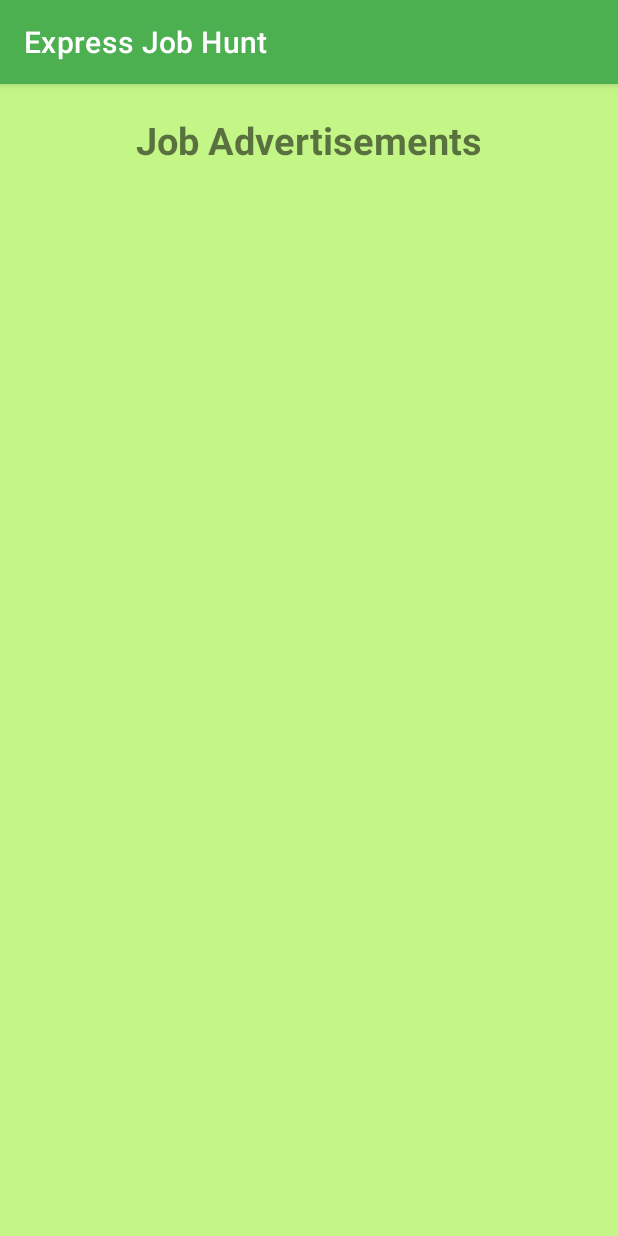
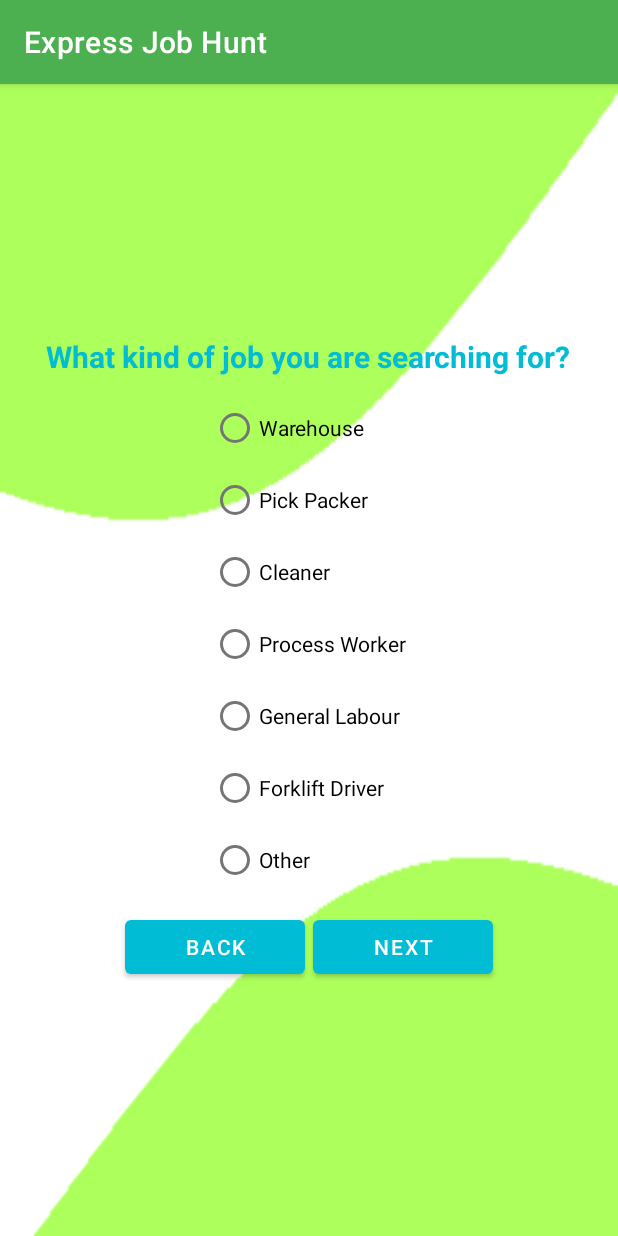
Before and after one commit to MdTalatMahmud/EmployeeHireEmployeePanel, an Android app: the MainActivity screen opened directly, with no data from a screen before it, after a tap on "JOB ADVERTISEMENTS", on a phone screen of 412 x 824 dp. Run offline under Robolectric (Android 15) with nearby library versions, the phone set to English and light mode, and no system bars; our stand-ins replace Firebase (no records; nobody signed in at launch, a user with empty details on screens opened directly).

Commit message:
Job sort out done 8March2021

```diff
--- /dev/null
+++ b/app/src/main/java/au/mgemployeehire/employeehireemployeepanel/JobPositionSelectionActivity.java
@@ -0,0 +1,74 @@
+package au.mgemployeehire.employeehireemployeepanel;
+
+import androidx.appcompat.app.AppCompatActivity;
+
+import android.content.Intent;
+import android.os.Bundle;
+import android.view.View;
+import android.widget.Button;
+import android.widget.RadioButton;
+import android.widget.RadioGroup;
+import android.widget.TextView;
+import android.widget.Toast;
+
+public class JobPositionSelectionActivity extends AppCompatActivity {
+
+    private Button nextButton, backButton;
+    private RadioGroup jobPositionRadioGroup;
+    private RadioButton jobPositionRadioButton;
+    private TextView jobPositionTextView, maleFemaleTextView;
+
+    @Override
+    protected void onCreate(Bundle savedInstanceState) {
+        super.onCreate(savedInstanceState);
+        setContentView(R.layout.activity_job_position_selection);
+
+        jobPositionTextView = findViewById(R.id.jobPositionTextID);
+        maleFemaleTextView = findViewById(R.id.maleFemaleTextID);
+
+        nextButton = findViewById(R.id.JobPositionSelectionNextBtnID);
+        backButton = findViewById(R.id.backJobPositionSelectionPageBtnID);
+
+        jobPositionRadioGroup = findViewById(R.id.jobPositionRadioGroup);
+
+        //getting male/female data
+        Bundle maleFemaleBundle = getIntent().getExtras();
+        if (maleFemaleBundle!=null){
+            String maleFemaleStr = maleFemaleBundle.getString("maleFemale");
+            maleFemaleTextView.setText(maleFemaleStr);
+            //maleFemaleString = maleFemaleStr;
+        }
+
+        nextButton.setOnClickListener(new View.OnClickListener() {
+            @Override
+            public void onClick(View v) {
+                Intent intent = new Intent(JobPositionSelectionActivity.this, JobAdvertisementActivity.class);
+
+                try{
+                    int jobPost = jobPositionRadioGroup.getCheckedRadioButtonId();
+                    jobPositionRadioButton = findViewById(jobPost);
+                    jobPositionTextView.setText(jobPositionRadioButton.getText());
+                }catch (Exception exception){
+                    Toast.makeText(getApplicationContext(), "Please, select one",Toast.LENGTH_LONG).show();
+                }
+                //sending jobPosition
+                String jobPosStr = jobPositionTextView.getText().toString();
+                intent.putExtra("jobPosition", jobPosStr);
+
+                startActivity(intent);
+            }
+        });
+
+        backButton.setOnClickListener(new View.OnClickListener() {
+            @Override
+            public void onClick(View v) {
+                JobPositionSelectionActivity.super.onBackPressed();
+            }
+        });
+    }
+
+    public void jobPosition(View view){
+        int jobPos = jobPositionRadioGroup.getCheckedRadioButtonId();
+        jobPositionRadioButton = findViewById(jobPos);
+    }
+}
--- a/app/src/main/java/au/mgemployeehire/employeehireemployeepanel/MainActivity.java
+++ b/app/src/main/java/au/mgemployeehire/employeehireemployeepanel/MainActivity.java
@@ -38,7 +38,7 @@ public class MainActivity extends AppCompatActivity {
         jobAdvButton.setOnClickListener(new View.OnClickListener() {
             @Override
             public void onClick(View v) {
-                Intent intent = new Intent(MainActivity.this, JobAdvertisementActivity.class);
+                Intent intent = new Intent(MainActivity.this, JobPositionSelectionActivity.class);
                 startActivity(intent);
             }
         });
--- a/app/src/main/res/layout/activity_job_advertisement.xml
+++ b/app/src/main/res/layout/activity_job_advertisement.xml
@@ -6,7 +6,7 @@
     android:layout_height="match_parent"
     android:orientation="vertical"
     android:gravity="center_horizontal"
-    android:background="#C3F687"
+    android:background="@drawable/signupbackground"
     tools:context=".JobAdvertisementActivity">
 
     <TextView
--- /dev/null
+++ b/app/src/main/res/layout/activity_job_position_selection.xml
@@ -0,0 +1,106 @@
+<?xml version="1.0" encoding="utf-8"?>
+<LinearLayout xmlns:android="http://schemas.android.com/apk/res/android"
+    xmlns:app="http://schemas.android.com/apk/res-auto"
+    xmlns:tools="http://schemas.android.com/tools"
+    android:layout_width="match_parent"
+    android:layout_height="match_parent"
+    android:orientation="vertical"
+    android:gravity="center"
+    android:background="@drawable/signupbackground"
+    tools:context=".JobPositionSelectionActivity">
+
+    <TextView
+        android:layout_width="wrap_content"
+        android:layout_height="wrap_content"
+        android:textSize="20dp"
+        android:textStyle="bold"
+        android:textColor="#00BCD4"
+        android:layout_marginBottom="10dp"
+        android:text="What kind of job you are searching for?"/>
+
+    <RadioGroup
+        android:id="@+id/jobPositionRadioGroup"
+        android:layout_width="wrap_content"
+        android:layout_height="wrap_content">
+        <RadioButton
+            android:id="@+id/warehouseRadioBtnID"
+            android:layout_width="wrap_content"
+            android:layout_height="wrap_content"
+            android:text="Warehouse"
+            android:onClick="jobPosition"/>
+        <RadioButton
+            android:id="@+id/pickPackerRadioBtnID"
+            android:layout_width="wrap_content"
+            android:layout_height="wrap_content"
+            android:text="Pick Packer"
+            android:onClick="jobPosition"/>
+        <RadioButton
+            android:id="@+id/cleanerRadioBtnID"
+            android:layout_width="wrap_content"
+            android:layout_height="wrap_content"
+            android:text="Cleaner"
+            android:onClick="jobPosition"/>
+        <RadioButton
+            android:id="@+id/processWorkerRadioBtnID"
+            android:layout_width="wrap_content"
+            android:layout_height="wrap_content"
+            android:text="Process Worker"
+            android:onClick="jobPosition"/>
+        <RadioButton
+            android:id="@+id/generalLabourRadioBtnID"
+            android:layout_width="wrap_content"
+            android:layout_height="wrap_content"
+            android:text="General Labour"
+            android:onClick="jobPosition"/>
+        <RadioButton
+            android:id="@+id/forkliftDriverRadioBtnID"
+            android:layout_width="wrap_content"
+            android:layout_height="wrap_content"
+            android:text="Forklift Driver"
+            android:onClick="jobPosition"/>
+        <RadioButton
+            android:id="@+id/othersJobPositionRadioBtnID"
+            android:layout_width="wrap_content"
+            android:layout_height="wrap_content"
+            android:text="Other"
+            android:onClick="jobPosition"/>
+    </RadioGroup>
+
+    <TextView
+        android:id="@+id/jobPositionTextID"
+        android:layout_width="wrap_content"
+        android:layout_height="wrap_content"
+        android:visibility="gone"
+        android:text="text"/>
+    <TextView
+        android:id="@+id/maleFemaleTextID"
+        android:layout_width="wrap_content"
+        android:layout_height="wrap_content"
+        android:visibility="gone"
+        android:text="text"/>
+
+    <!--        Two buttons-->
+    <LinearLayout
+        android:layout_width="match_parent"
+        android:layout_height="wrap_content"
+        android:layout_marginTop="10dp"
+        android:orientation="horizontal"
+        android:gravity="center">
+
+        <Button
+            android:id="@+id/backJobPositionSelectionPageBtnID"
+            android:layout_width="120dp"
+            android:layout_height="wrap_content"
+            android:text="Back"
+            app:backgroundTint="#00BCD4" />
+
+        <Button
+            android:id="@+id/JobPositionSelectionNextBtnID"
+            android:layout_width="120dp"
+            android:layout_height="wrap_content"
+            android:text="Next"
+            android:layout_marginLeft="5dp"
+            app:backgroundTint="#00BCD4" />
+    </LinearLayout>
+
+</LinearLayout>
```
Also changed, not shown: app/src/main/AndroidManifest.xml (+5 -4 lines), app/src/main/java/au/mgemployeehire/employeehireemployeepanel/ApplicantDetails.java (+21 -1 lines), app/src/main/java/au/mgemployeehire/employeehireemployeepanel/JobAdvertisementActivity.java (+8 -1 lines), app/src/main/java/au/mgemployeehire/employeehireemployeepanel/JobDetailsActivity.java (+47 -2 lines), app/src/main/java/au/mgemployeehire/employeehireemployeepanel/SetMyContactDetailsActivity.java (+12 -3 lines), app/src/main/res/layout/activity_set_my_contact_details.xml (+37 -0 lines), app/src/main/res/drawable/jobhuntlogo.png (added).
